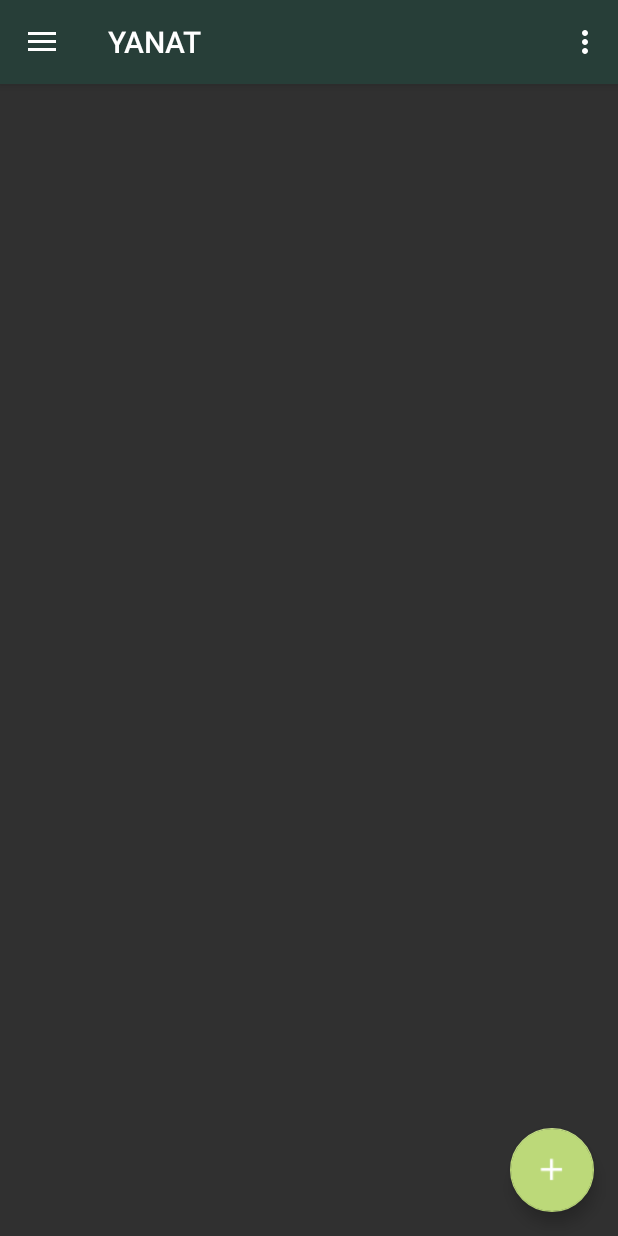
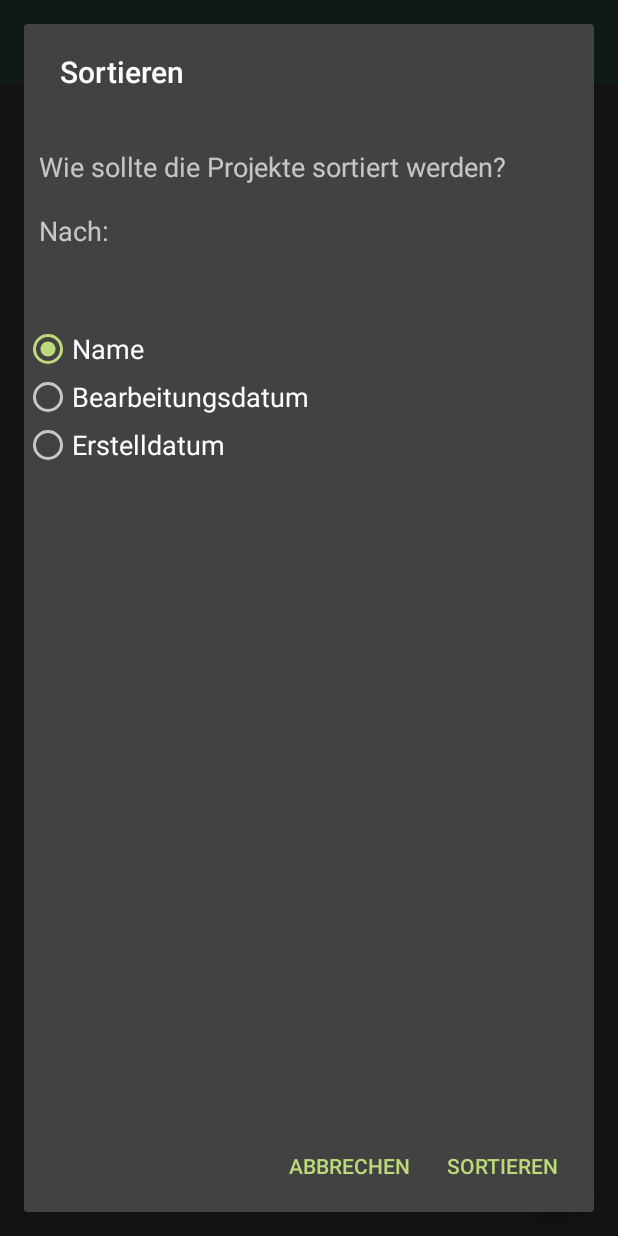
Before and after one commit to MrJack91/yanat, an Android app: the screen it shows after launch (MainActivity), in the options menu, after a tap on "Sortierung", on a phone screen of 412 x 824 dp. Run offline under Robolectric (Android 15) with nearby library versions, the phone set to English and light mode, and no system bars; libraries missing offline, so code that uses them is left out: com.itextpdf.text.

Commit message:
created sort dialog, remove share, solved  rotation problem

```diff
--- a/app/src/main/AndroidManifest.xml
+++ b/app/src/main/AndroidManifest.xml
@@ -24,6 +24,7 @@
         <activity
             android:name=".MainActivity"
             android:label="@string/app_name"
+            android:screenOrientation="portrait"
             android:theme="@style/AppTheme.NoActionBar" >
             <intent-filter>
                 <action android:name="android.intent.action.MAIN" />
--- a/app/src/main/java/ch/zhaw/moba/yanat/MainActivity.java
+++ b/app/src/main/java/ch/zhaw/moba/yanat/MainActivity.java
@@ -8,6 +8,7 @@ import android.net.Uri;
 import android.os.Build;
 import android.os.Bundle;
 import android.provider.OpenableColumns;
+import android.support.design.internal.NavigationMenu;
 import android.support.design.widget.FloatingActionButton;
 import android.support.design.widget.NavigationView;
 import android.support.v4.app.ActivityCompat;
@@ -25,6 +26,10 @@ import android.view.Menu;
 import android.view.MenuItem;
 import android.view.View;
 import android.widget.EditText;
+
+import android.util.Log;
+import android.widget.RadioGroup;
+import android.widget.TextView;
 
 import com.itextpdf.text.Rectangle;
 import com.itextpdf.text.pdf.PdfReader;
@@ -79,6 +84,67 @@ public class MainActivity extends AppCompatActivity implements NavigationView.On
         Toolbar toolbar = (Toolbar) findViewById(R.id.toolbar);
         setSupportActionBar(toolbar);
 
+        NavigationView  navMenu = (NavigationView) findViewById(R.id.nav_gallery);
+
+        toolbar.setOnMenuItemClickListener(
+                new Toolbar.OnMenuItemClickListener() {
+                    @Override
+                    public boolean onMenuItemClick(MenuItem item) {
+
+                        //TODO Titel mit String vergleichen nicht schön-> andere Lösung finden
+                        if (item.getTitle().equals("Sortierung")) {
+                            final AlertDialog.Builder builder = new AlertDialog.Builder(MainActivity.this);
+                            LayoutInflater inflater = MainActivity.this.getLayoutInflater();
+                            final View view = inflater.inflate(R.layout.dialog_sort_projects, null);
+
+                            builder.setPositiveButton("Sortieren", new DialogInterface.OnClickListener() {
+                                        public void onClick(DialogInterface dialog, int id) {
+
+                                            RadioGroup radioGroup =(RadioGroup) view.findViewById(R.id.sort_radio_group);
+
+                                            int checkedId= radioGroup.getCheckedRadioButtonId();
+                                            View radioButton = radioGroup.findViewById(checkedId);
+                                            int idRadioButton = radioGroup.indexOfChild(radioButton);
+
+                                            switch (idRadioButton) {
+                                                case 0:
+                                                    // TODO Sortierung nach Namen
+                                                    Log.i("YANAT", "Sortierung nach Namen" );
+                                                    break;
+                                                case 1:
+                                                    // TODO Sortierung nach Bearbeitungsdatum
+                                                    Log.i("YANAT", "Sortierung nach Bearbeitungsdatum");
+                                                    break;
+                                                case 2:
+                                                    // TODO Sortierung nach Erstelldatum
+                                                    Log.i("YANAT", "Sortierung nach Erstelldatum");
+                                                    break;
+                                            }
+
+                                        }
+                                    }
+                            );
+
+                            builder.setNegativeButton("Abbrechen", new DialogInterface.OnClickListener() {
+                                        public void onClick(DialogInterface dialog, int id) {
+                                        }
+                                    }
+                            );
+
+                            builder.setView(view);
+                            builder.setTitle("Sortieren");
+
+                            AlertDialog dialog = builder.create();
+                            dialog.show();
+
+                        }
+                        return false;
+                    }
+                    }
+
+                    );
+
+
                     DrawerLayout drawer = (DrawerLayout) findViewById(R.id.drawer_layout);
                     ActionBarDrawerToggle toggle = new ActionBarDrawerToggle(
                             this, drawer, toolbar, R.string.navigation_drawer_open, R.string.navigation_drawer_close);
@@ -89,9 +155,11 @@ public class MainActivity extends AppCompatActivity implements NavigationView.On
                     navigationView.setNavigationItemSelectedListener(this);
 
                     FloatingActionButton fab = (FloatingActionButton) findViewById(R.id.fab);
-        fab.setOnClickListener(new View.OnClickListener() {
+                    fab.setOnClickListener(new View.OnClickListener()
+
+                    {
                         @Override
-            public void onClick(View v) {
+                        public void onClick (View v){
                         // open file dialog
                         mRequestFileIntent = new Intent(Intent.ACTION_GET_CONTENT);
                         mRequestFileIntent.addCategory(Intent.CATEGORY_OPENABLE);
@@ -99,9 +167,13 @@ public class MainActivity extends AppCompatActivity implements NavigationView.On
                         mRequestFileIntent.setType(Intent.normalizeMimeType("*/*")); // application/pdf | */*
                         startActivityForResult(mRequestFileIntent, PICK_FILE_RESULT_CODE);
                     }
-        });
+                    }
 
-        this.listProjects();
+                    );
+
+                    this.
+
+                    listProjects();
 
                 }
 
--- /dev/null
+++ b/app/src/main/res/layout/dialog_about.xml
@@ -0,0 +1,15 @@
+<?xml version="1.0" encoding="utf-8"?>
+<RelativeLayout xmlns:android="http://schemas.android.com/apk/res/android"
+    android:orientation="vertical" android:layout_width="match_parent"
+    android:layout_height="match_parent">
+
+
+    <EditText
+        android:layout_width="wrap_content"
+        android:layout_height="wrap_content"
+        android:id="@+id/info"
+        android:layout_alignParentTop="true"
+        android:layout_centerHorizontal="true"
+        android:layout_marginTop="127dp"
+        android:text="Von: \nMilijana Tomic \nMichael Hadorn " />
+</RelativeLayout>
--- /dev/null
+++ b/app/src/main/res/layout/dialog_sort_projects.xml
@@ -0,0 +1,54 @@
+<?xml version="1.0" encoding="utf-8"?>
+<RelativeLayout xmlns:android="http://schemas.android.com/apk/res/android"
+    android:orientation="vertical" android:layout_width="match_parent"
+    android:layout_height="match_parent">
+
+    <TextView
+        android:layout_width="wrap_content"
+        android:layout_height="wrap_content"
+        android:id="@+id/sort_description"
+        android:layout_alignParentTop="true"
+        android:layout_marginTop="37dp"
+        android:layout_marginLeft="10dp"
+        android:textAppearance="?android:attr/textAppearanceMedium"
+        android:text="Wie sollte die Projekte sortiert werden?\n\nNach:" />
+
+    <RadioGroup
+        android:id="@+id/sort_radio_group"
+        android:layout_width="match_parent"
+        android:layout_height="match_parent"
+        android:layout_below="@+id/sort_description"
+        android:textAppearance="?android:attr/textAppearanceMedium"
+        android:layout_marginTop="25dp">
+
+        <RadioButton
+            android:layout_width="wrap_content"
+            android:layout_height="wrap_content"
+            android:text="Name"
+            android:id="@+id/sort_radio_button_name"
+            android:checked="true"
+            android:layout_below="@+id/sort_description"
+            android:layout_marginTop="25dp"
+            android:textAppearance="?android:attr/textAppearanceMedium"
+            android:layout_alignStart="@+id/info" />
+
+        <RadioButton
+            android:layout_width="wrap_content"
+            android:layout_height="wrap_content"
+            android:text="Bearbeitungsdatum"
+            android:id="@+id/sort_radio_button_bearbeitungsdatum"
+            android:checked="false"
+            android:textAppearance="?android:attr/textAppearanceMedium"
+            android:layout_below="@+id/sort_radio_button_name" />
+
+        <RadioButton
+            android:layout_width="wrap_content"
+            android:layout_height="wrap_content"
+            android:text="Erstelldatum"
+            android:id="@+id/sort_radio_button_erstelldatum"
+            android:checked="false"
+            android:textAppearance="?android:attr/textAppearanceMedium"
+            android:layout_below="@+id/sort_radio_button_bearbeitungsdatum" />
+
+    </RadioGroup>
+</RelativeLayout>
--- a/app/src/main/res/menu/activity_main_drawer.xml
+++ b/app/src/main/res/menu/activity_main_drawer.xml
@@ -5,20 +5,11 @@
         <item
             android:id="@+id/nav_camera"
             android:icon="@drawable/ic_help_grey_50_18dp"
-            android:title="FaQ" />
+            android:title="FaQ - comming soon" />
         <item
             android:id="@+id/nav_gallery"
             android:icon="@drawable/ic_info_grey_50_18dp"
             android:title="About" />
     </group>
 
-    <item android:title="Communicate">
-        <menu>
-            <item
-                android:id="@+id/nav_share"
-                android:icon="@drawable/ic_share_grey_50_18dp"
-                android:title="Share" />
-        </menu>
-    </item>
-
 </menu>
```
Lines whose indentation alone changed are shown as unchanged.
